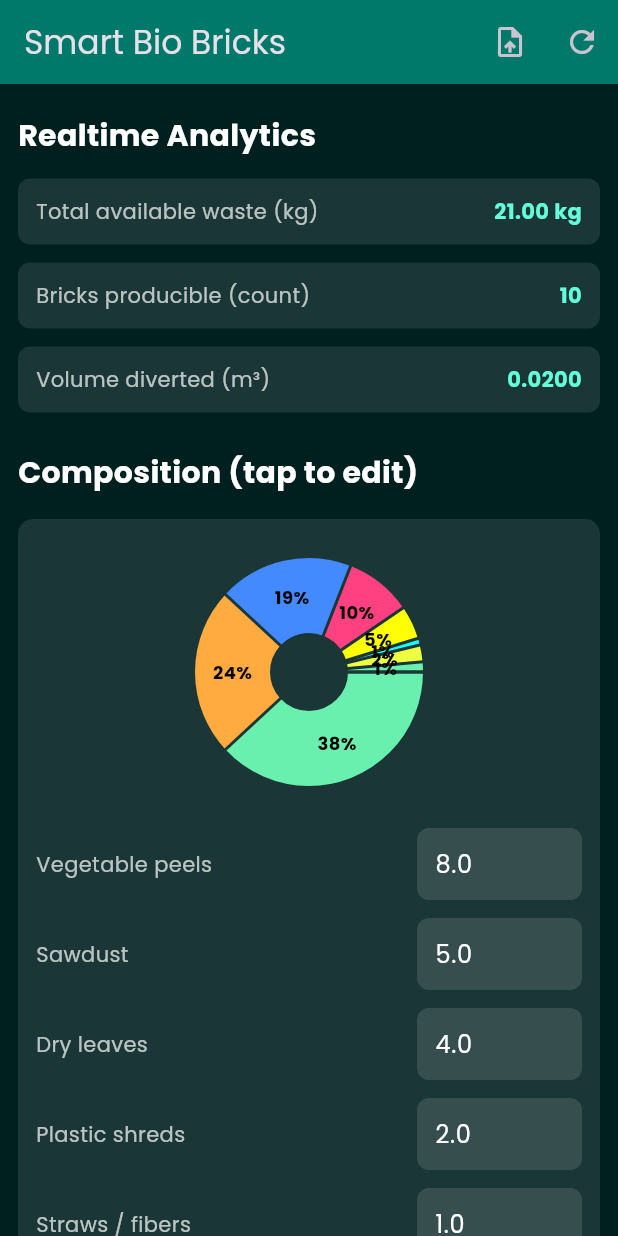
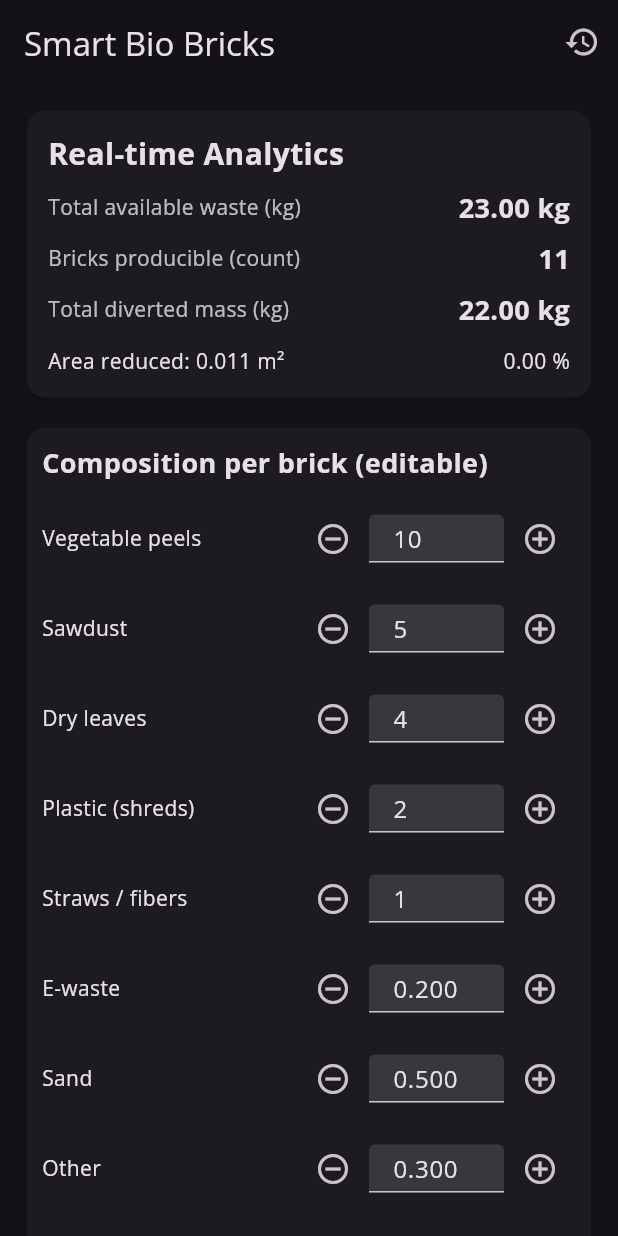
Before and after one commit to aritragoswami0-ops/Smart-Bio-Bricks, a Flutter app: the screen it shows after launch, on a phone screen of 412 x 824 dp. Run offline on Flutter 3.47's test engine with Material 3 defaults, Android fonts, the phone set to English and light mode, and no system bars; drawn by our look-alikes of fl_chart; our stand-ins replace google_fonts, shared_preferences.

Commit message:
Update main.dart

```diff
--- a/lib/main.dart
+++ b/lib/main.dart
@@ -1,9 +1,9 @@
-import 'dart:convert';
 
+import 'dart:math';
 import 'package:flutter/material.dart';
-import 'package:flutter/services.dart' show rootBundle;
+import 'package:provider/provider.dart';
+import 'package:shared_preferences/shared_preferences.dart';
 import 'package:fl_chart/fl_chart.dart';
-import 'package:provider/provider.dart';
 import 'package:google_fonts/google_fonts.dart';
 
 void main() {
@@ -15,15 +15,13 @@ class SmartBioBricksApp extends StatelessWidget {
 
   @override
   Widget build(BuildContext context) {
-    return ChangeNotifierProvider(
-      create: (_) => AppState(),
+    return ChangeNotifierProvider<AppState>(
+      create: (_) => AppState()..load(),
       child: MaterialApp(
+        title: 'Smart Bio Bricks',
         debugShowCheckedModeBanner: false,
-        title: 'Smart Bio Bricks',
         theme: ThemeData.dark().copyWith(
-          textTheme: GoogleFonts.poppinsTextTheme(),
-          scaffoldBackgroundColor: const Color(0xFF001F1F),
-          primaryColor: Colors.teal,
+          textTheme: GoogleFonts.openSansTextTheme(ThemeData.dark().textTheme),
         ),
         home: const HomeScreen(),
       ),
@@ -32,94 +30,85 @@ class SmartBioBricksApp extends StatelessWidget {
 }
 
 class AppState extends ChangeNotifier {
-  // stored as kg
   final Map<String, double> _values = {
-    'Vegetable peels': 8.0,
+    'Vegetable peels': 10.0,
     'Sawdust': 5.0,
     'Dry leaves': 4.0,
-    'Plastic shreds': 2.0,
+    'Plastic (shreds)': 2.0,
     'Straws / fibers': 1.0,
     'E-waste': 0.2,
     'Sand': 0.5,
     'Other': 0.3,
   };
 
-  // brick settings
-  double brickMass = 2.0; // kg per brick
+  // Brick settings
+  double brickMass = 2.0; // kg
   double brickVolume = 0.002; // m^3
+
+  // landfill settings
   double landfillArea = 1000.0; // m^2
   double landfillDepth = 2.0; // m
 
-  // getters
-  Map<String, double> get values => Map.from(_values);
+  Map<String, double> get values => Map.unmodifiable(_values);
 
-  double totalWaste() {
+  void updateValue(String key, double val) {
+    _values[key] = val < 0 ? 0 : val;
+    notifyListeners();
+    _save();
+  }
+
+  double get totalAvailableWaste {
     return _values.values.fold(0.0, (a, b) => a + b);
   }
 
-  int bricksCount() {
-    final tw = totalWaste();
-    if (brickMass <= 0) return 0;
-    return (tw ~/ brickMass).toInt();
+  int get bricksProducible {
+    final bricks = totalAvailableWaste / brickMass;
+    return bricks.floor();
   }
 
-  double volumeDiverted() => bricksCount() * brickVolume;
-
-  double areaReduced() {
-    if (landfillDepth <= 0) return 0.0;
-    return volumeDiverted() / landfillDepth;
+  double get totalDivertedMass {
+    // assume all but small losses get diverted
+    return bricksProducible * brickMass;
   }
 
-  double percentReduced() {
-    if (landfillArea <= 0) return 0.0;
-    return (areaReduced() / landfillArea) * 100.0;
+  double get volumeDiverted {
+    return bricksProducible * brickVolume;
   }
 
-  // update one waste type
-  void updateValue(String key, double newVal) {
-    if (!_values.containsKey(key)) return;
-    _values[key] = newVal < 0 ? 0.0 : newVal;
-    notifyListeners();
+  double get areaReduced {
+    if (landfillDepth <= 0) return 0.0;
+    return volumeDiverted / landfillDepth;
   }
 
-  // load JSON object (map of keys to numbers)
-  Future<void> loadFromJsonAsset(String assetPath) async {
-    final raw = await rootBundle.loadString(assetPath);
-    final decoded = json.decode(raw) as Map<String, dynamic>;
-    // try to map expected keys and update the ones we support
-    // Accept keys in various formats (underscores or spaces)
-    for (final k in decoded.keys) {
-      final value = decoded[k];
-      if (value == null) continue;
-      final normalizedKey = k.toString().toLowerCase().replaceAll('_', ' ');
-      // try to find a matching key in _values
-      for (final label in _values.keys) {
-        if (label.toLowerCase().contains(normalizedKey) ||
-            normalizedKey.contains(label.toLowerCase().split(' ').first)) {
-          // convert to double safely
-          final v = (value is num) ? value.toDouble() : double.tryParse(value.toString());
-          if (v != null) {
-            _values[label] = v;
-          }
-        }
-      }
-    }
-    notifyListeners();
+  double percentLandfillReduced() {
+    if (landfillArea <= 0) return 0.0;
+    final p = areaReduced / landfillArea * 100.0;
+    return p.clamp(0.0, 100.0);
   }
 
-  // replace all values (useful when loading CSV/JSON externally)
-  void setAll(Map<String, double> newValues) {
-    for (final k in newValues.keys) {
-      if (_values.containsKey(k)) {
-        _values[k] = newValues[k]!;
-      }
+  // persistence
+  Future<void> _save() async {
+    final prefs = await SharedPreferences.getInstance();
+    for (final e in _values.entries) {
+      await prefs.setDouble('v:${e.key}', e.value);
     }
-    notifyListeners();
+    await prefs.setDouble('brickMass', brickMass);
+    await prefs.setDouble('brickVolume', brickVolume);
+    await prefs.setDouble('landfillArea', landfillArea);
+    await prefs.setDouble('landfillDepth', landfillDepth);
   }
 
-  // utility to return ordered entries for charts
-  List<MapEntry<String, double>> orderedEntries() {
-    return _values.entries.toList();
+  Future<void> load() async {
+    final prefs = await SharedPreferences.getInstance();
+    for (final key in _values.keys.toList()) {
+      final v = prefs.getDouble('v:$key');
+      if (v != null) _values[key] = v;
+    }
+    brickMass = prefs.getDouble('brickMass') ?? brickMass;
+    brickVolume = prefs.getDouble('brickVolume') ?? brickVolume;
+    landfillArea = prefs.getDouble('landfillArea') ?? landfillArea;
+    landfillDepth = prefs.getDouble('landfillDepth') ?? landfillDepth;
+    notifyListeners();
   }
 }
 
@@ -129,262 +118,257 @@ class HomeScreen extends StatelessWidget {
   @override
   Widget build(BuildContext context) {
     final state = context.watch<AppState>();
-
     return Scaffold(
       appBar: AppBar(
         title: const Text('Smart Bio Bricks'),
-        backgroundColor: Colors.teal.shade700,
         actions: [
           IconButton(
-            icon: const Icon(Icons.upload_file_outlined),
-            tooltip: 'Load sample data',
-            onPressed: () async {
-              await state.loadFromJsonAsset('assets/data/sample_data.json');
-              ScaffoldMessenger.of(context).showSnackBar(const SnackBar(content: Text('Sample data loaded')));
+            tooltip: 'Reset to defaults',
+            icon: const Icon(Icons.restore_outlined),
+            onPressed: () => _confirmReset(context),
+          )
+        ],
+      ),
+      body: SafeArea(
+        child: ListView(
+          padding: const EdgeInsets.all(14),
+          children: [
+            _summaryCard(context, state),
+            const SizedBox(height: 12),
+            _compositionCard(context, state),
+            const SizedBox(height: 12),
+            _landfillCard(context, state),
+            const SizedBox(height: 12),
+            _processSteps(),
+          ],
+        ),
+      ),
+    );
+  }
+
+  Widget _summaryCard(BuildContext context, AppState s) {
+    final total = s.totalAvailableWaste;
+    final bricks = s.bricksProducible;
+    final diverted = s.totalDivertedMass;
+    final areaReduced = s.areaReduced;
+    final percent = s.percentLandfillReduced();
+    return Card(
+      shape: RoundedRectangleBorder(borderRadius: BorderRadius.circular(12)),
+      child: Padding(
+        padding: const EdgeInsets.all(14),
+        child: Column(crossAxisAlignment: CrossAxisAlignment.start, children: [
+          const Text('Real-time Analytics', style: TextStyle(fontSize: 20, fontWeight: FontWeight.bold)),
+          const SizedBox(height: 8),
+          Row(children: [
+            Expanded(child: Text('Total available waste (kg)', style: TextStyle(color: Colors.white70))),
+            Text('${total.toStringAsFixed(2)} kg', style: const TextStyle(fontSize: 18, fontWeight: FontWeight.bold)),
+          ]),
+          const SizedBox(height: 8),
+          Row(children: [
+            Expanded(child: Text('Bricks producible (count)', style: TextStyle(color: Colors.white70))),
+            Text('$bricks', style: const TextStyle(fontSize: 18, fontWeight: FontWeight.bold)),
+          ]),
+          const SizedBox(height: 8),
+          Row(children: [
+            Expanded(child: Text('Total diverted mass (kg)', style: TextStyle(color: Colors.white70))),
+            Text('${diverted.toStringAsFixed(2)} kg', style: const TextStyle(fontSize: 18, fontWeight: FontWeight.bold)),
+          ]),
+          const SizedBox(height: 12),
+          Row(children: [
+            Expanded(child: Text('Area reduced: ${areaReduced.toStringAsFixed(3)} m²')),
+            const SizedBox(width: 8),
+            Text('${percent.toStringAsFixed(2)} %'),
+          ]),
+        ]),
+      ),
+    );
+  }
+
+  Widget _compositionCard(BuildContext context, AppState s) {
+    final entries = s.values.entries.toList();
+    return Card(
+      shape: RoundedRectangleBorder(borderRadius: BorderRadius.circular(12)),
+      child: Padding(
+        padding: const EdgeInsets.all(10),
+        child: Column(crossAxisAlignment: CrossAxisAlignment.start, children: [
+          const Text('Composition per brick (editable)', style: TextStyle(fontSize: 18, fontWeight: FontWeight.bold)),
+          const SizedBox(height: 8),
+          ...entries.map((e) => _valueRow(context, e.key, e.value)).toList(),
+          const SizedBox(height: 12),
+          _chartCard(s),
+        ]),
+      ),
+    );
+  }
+
+  Widget _valueRow(BuildContext context, String label, double value) {
+    final state = context.read<AppState>();
+    return Padding(
+      padding: const EdgeInsets.symmetric(vertical: 6),
+      child: Row(children: [
+        Expanded(child: Text(label)),
+        IconButton(
+          tooltip: 'Decrease',
+          icon: const Icon(Icons.remove_circle_outline),
+          onPressed: () => state.updateValue(label, _round(value - _step(value))),
+        ),
+        SizedBox(
+          width: 90,
+          child: TextField(
+            controller: TextEditingController(text: value.toStringAsFixed(_decimals(value))),
+            keyboardType: const TextInputType.numberWithOptions(decimal: true),
+            decoration: const InputDecoration(isDense: true, filled: true, fillColor: Colors.white12),
+            onSubmitted: (txt) {
+              final v = double.tryParse(txt.replaceAll(',', '.')) ?? value;
+              state.updateValue(label, _round(v));
+            },
+            onEditingComplete: () {
+              // ensure value is saved
+              FocusScope.of(context).unfocus();
             },
           ),
-          IconButton(
-            icon: const Icon(Icons.refresh),
-            tooltip: 'Reset to defaults',
+        ),
+        IconButton(icon: const Icon(Icons.add_circle_outline), onPressed: () => state.updateValue(label, _round(value + _step(value)))),
+      ]),
+    );
+  }
+
+  int _decimals(double v) => v % 1 == 0 ? 0 : 3;
+  double _step(double v) => v < 1 ? 0.1 : (v < 10 ? 0.5 : 1.0);
+  double _round(double v) => (v * 1000).round() / 1000.0;
+
+  Widget _chartCard(AppState s) {
+    final entries = s.values.entries.where((e) => e.value > 0).toList();
+    final total = s.totalAvailableWaste;
+    final sections = <PieChartSectionData>[];
+    for (var i = 0; i < entries.length; i++) {
+      final e = entries[i];
+      final percent = total > 0 ? (e.value / total) * 100.0 : 0.0;
+      sections.add(PieChartSectionData(
+        value: e.value,
+        title: '${percent.toStringAsFixed(1)}%',
+        radius: 48,
+        titleStyle: const TextStyle(fontSize: 12, fontWeight: FontWeight.bold, color: Colors.white),
+      ));
+    }
+
+    if (sections.isEmpty) {
+      return const Padding(padding: EdgeInsets.all(8), child: Text('No data to chart'));
+    }
+
+    return SizedBox(
+      height: 180,
+      child: PieChart(PieChartData(sections: sections, centerSpaceRadius: 28, sectionsSpace: 2)),
+    );
+  }
+
+  Widget _landfillCard(BuildContext context, AppState s) {
+    return Card(
+      shape: RoundedRectangleBorder(borderRadius: BorderRadius.circular(12)),
+      child: Padding(
+        padding: const EdgeInsets.all(14),
+        child: Column(crossAxisAlignment: CrossAxisAlignment.start, children: [
+          const Text('Landfill & conversion settings', style: TextStyle(fontSize: 18, fontWeight: FontWeight.bold)),
+          const SizedBox(height: 10),
+          _settingRow(context, 'Brick mass (kg)', s.brickMass, (v) {
+            s.brickMass = v > 0 ? v : s.brickMass;
+            s.notifyListeners();
+            s._save();
+          }),
+          const SizedBox(height: 8),
+          _settingRow(context, 'Brick volume (m³)', s.brickVolume, (v) {
+            s.brickVolume = v > 0 ? v : s.brickVolume;
+            s.notifyListeners();
+            s._save();
+          }),
+          const SizedBox(height: 8),
+          _settingRow(context, 'Landfill area (m²)', s.landfillArea, (v) {
+            s.landfillArea = v > 0 ? v : s.landfillArea;
+            s.notifyListeners();
+            s._save();
+          }),
+          const SizedBox(height: 8),
+          _settingRow(context, 'Average landfill depth (m)', s.landfillDepth, (v) {
+            s.landfillDepth = v > 0 ? v : s.landfillDepth;
+            s.notifyListeners();
+            s._save();
+          }),
+        ]),
+      ),
+    );
+  }
+
+  Widget _settingRow(BuildContext context, String label, double value, void Function(double) onChanged) {
+    return Row(children: [
+      Expanded(child: Text(label)),
+      SizedBox(
+        width: 110,
+        child: TextField(
+          controller: TextEditingController(text: value.toStringAsFixed(3)),
+          keyboardType: const TextInputType.numberWithOptions(decimal: true),
+          decoration: const InputDecoration(isDense: true, filled: true, fillColor: Colors.white12),
+          onSubmitted: (txt) {
+            final v = double.tryParse(txt.replaceAll(',', '.')) ?? value;
+            onChanged(_round(v));
+          },
+        ),
+      ),
+    ]);
+  }
+
+  Widget _processSteps() {
+    return Card(
+      shape: RoundedRectangleBorder(borderRadius: BorderRadius.circular(12)),
+      child: Padding(
+        padding: const EdgeInsets.all(14),
+        child: Column(crossAxisAlignment: CrossAxisAlignment.start, children: const [
+          Text('Process steps', style: TextStyle(fontSize: 18, fontWeight: FontWeight.bold)),
+          SizedBox(height: 8),
+          Text('1. Dehumidifying — hot air removes moisture to prevent microbial growth.'),
+          Text('2. Grinding — crushing and size reduction to form a uniform mix.'),
+          Text('3. Molding — mixing with binders and compacting into molds.'),
+          Text('4. Drying — controlled drying to set the bricks.'),
+        ]),
+      ),
+    );
+  }
+
+  double _round(double v) => (v * 1000).round() / 1000.0;
+
+  void _confirmReset(BuildContext context) {
+    showDialog(
+      context: context,
+      builder: (_) => AlertDialog(
+        title: const Text('Reset values'),
+        content: const Text('Reset all values to defaults?'),
+        actions: [
+          TextButton(onPressed: () => Navigator.of(context).pop(), child: const Text('Cancel')),
+          TextButton(
             onPressed: () {
-              // reset by reloading the hardcoded defaults:
-              state.setAll({
-                'Vegetable peels': 8.0,
+              final state = context.read<AppState>();
+              state._values.clear();
+              state._values.addAll({
+                'Vegetable peels': 10.0,
                 'Sawdust': 5.0,
                 'Dry leaves': 4.0,
-                'Plastic shreds': 2.0,
+                'Plastic (shreds)': 2.0,
                 'Straws / fibers': 1.0,
                 'E-waste': 0.2,
                 'Sand': 0.5,
                 'Other': 0.3,
               });
+              state.brickMass = 2.0;
+              state.brickVolume = 0.002;
+              state.landfillArea = 1000.0;
+              state.landfillDepth = 2.0;
+              state.notifyListeners();
+              state._save();
+              Navigator.of(context).pop();
             },
-          ),
+            child: const Text('Reset'),
+          )
         ],
-      ),
-      body: SafeArea(
-        child: SingleChildScrollView(
-            padding: const EdgeInsets.all(12),
-            child: Column(crossAxisAlignment: CrossAxisAlignment.start, children: [
-              _sectionTitle('Realtime Analytics'),
-              _infoRow('Total available waste (kg)', '${state.totalWaste().toStringAsFixed(2)} kg'),
-              _infoRow('Bricks producible (count)', '${state.bricksCount()}'),
-              _infoRow('Volume diverted (m³)', '${state.volumeDiverted().toStringAsFixed(4)}'),
-              const SizedBox(height: 12),
-              _sectionTitle('Composition (tap to edit)'),
-              const SizedBox(height: 8),
-              _chartAndList(),
-              const SizedBox(height: 16),
-              _sectionTitle('Landfill reduction'),
-              _infoRow('Area reduced (m²)', '${state.areaReduced().toStringAsFixed(3)}'),
-              Padding(
-                padding: const EdgeInsets.symmetric(vertical: 8.0),
-                child: LinearProgressIndicator(
-                  value: (state.percentReduced() / 100).clamp(0.0, 1.0),
-                  minHeight: 12,
-                ),
-              ),
-              Text('${state.percentReduced().toStringAsFixed(2)}% of landfill area reduced', style: const TextStyle(color: Colors.white70)),
-              const SizedBox(height: 20),
-              _sectionTitle('Brick & Landfill settings'),
-              _settingsCard(context),
-              const SizedBox(height: 30),
-              _sectionTitle('Process steps'),
-              _processStep(1, 'Dehumidifying — removes moisture'),
-              _processStep(2, 'Grinding — uniform fine mix'),
-              _processStep(3, 'Molding — compact shaping'),
-              _processStep(4, 'Drying — set and harden bricks'),
-              const SizedBox(height: 40),
-            ])),
       ),
     );
   }
-
-  Widget _chartAndList() {
-    return Consumer<AppState>(builder: (context, state, _) {
-      final entries = state.orderedEntries();
-      final total = state.totalWaste();
-      // prepare pie sections (limit to top 6 to avoid clutter)
-      final colors = [
-        Colors.greenAccent,
-        Colors.orangeAccent,
-        Colors.blueAccent,
-        Colors.pinkAccent,
-        Colors.yellowAccent,
-        Colors.cyanAccent,
-        Colors.limeAccent,
-      ];
-
-      final nonZero = entries.where((e) => e.value > 0).toList();
-      final sections = <PieChartSectionData>[];
-      for (var i = 0; i < nonZero.length; i++) {
-        final e = nonZero[i];
-        final value = e.value;
-        final percent = total > 0 ? (value / total) * 100 : 0.0;
-        sections.add(PieChartSectionData(
-          color: colors[i % colors.length],
-          value: value,
-          title: '${percent.toStringAsFixed(0)}%',
-          titleStyle: const TextStyle(fontSize: 12, fontWeight: FontWeight.bold, color: Colors.black),
-          radius: 50,
-        ));
-      }
-
-      return Container(
-        padding: const EdgeInsets.all(12),
-        decoration: BoxDecoration(color: Colors.white10, borderRadius: BorderRadius.circular(10)),
-        child: Column(
-          children: [
-            SizedBox(
-              height: 180,
-              child: PieChart(
-                PieChartData(
-                  sections: sections,
-                  sectionsSpace: 2,
-                  centerSpaceRadius: 26,
-                ),
-                swapAnimationDuration: const Duration(milliseconds: 300),
-              ),
-            ),
-            const SizedBox(height: 8),
-            // editable list
-            Column(
-              children: entries.map((e) {
-                return _editableValueRow(e.key, e.value);
-              }).toList(),
-            )
-          ],
-        ),
-      );
-    });
-  }
-
-  Widget _editableValueRow(String label, double value) {
-    return Consumer<AppState>(builder: (context, state, _) {
-      final controller = TextEditingController(text: value.toString());
-      return Padding(
-        padding: const EdgeInsets.symmetric(vertical: 6),
-        child: Row(
-          children: [
-            Expanded(child: Text(label, style: const TextStyle(color: Colors.white70))),
-            const SizedBox(width: 8),
-            SizedBox(
-              width: 110,
-              child: TextField(
-                controller: controller,
-                keyboardType: const TextInputType.numberWithOptions(decimal: true),
-                decoration: InputDecoration(
-                  filled: true,
-                  fillColor: Colors.white12,
-                  border: OutlineInputBorder(borderRadius: BorderRadius.circular(8), borderSide: BorderSide.none),
-                  contentPadding: const EdgeInsets.symmetric(vertical: 8, horizontal: 8),
-                ),
-                style: const TextStyle(color: Colors.white),
-                onSubmitted: (s) {
-                  final v = double.tryParse(s.trim());
-                  if (v != null) {
-                    state.updateValue(label, v);
-                  } else {
-                    // ignore invalid input
-                    ScaffoldMessenger.of(context).showSnackBar(const SnackBar(content: Text('Enter a valid number')));
-                  }
-                },
-              ),
-            ),
-          ],
-        ),
-      );
-    });
-  }
-
-  Widget _settingsCard(BuildContext context) {
-    final state = context.read<AppState>();
-    final brickMassController = TextEditingController(text: state.brickMass.toString());
-    final brickVolController = TextEditingController(text: state.brickVolume.toString());
-    final areaController = TextEditingController(text: state.landfillArea.toString());
-    final depthController = TextEditingController(text: state.landfillDepth.toString());
-
-    return Container(
-      padding: const EdgeInsets.all(12),
-      decoration: BoxDecoration(color: Colors.white10, borderRadius: BorderRadius.circular(10)),
-      child: Column(children: [
-        Row(children: [
-          Expanded(child: _smallField('Brick mass (kg)', brickMassController, (v) {
-            final d = double.tryParse(v);
-            if (d != null) state.brickMass = d;
-            state.notifyListeners();
-          })),
-          const SizedBox(width: 8),
-          Expanded(child: _smallField('Brick volume (m³)', brickVolController, (v) {
-            final d = double.tryParse(v);
-            if (d != null) state.brickVolume = d;
-            state.notifyListeners();
-          })),
-        ]),
-        const SizedBox(height: 8),
-        Row(children: [
-          Expanded(child: _smallField('Landfill area (m²)', areaController, (v) {
-            final d = double.tryParse(v);
-            if (d != null) state.landfillArea = d;
-            state.notifyListeners();
-          })),
-          const SizedBox(width: 8),
-          Expanded(child: _smallField('Landfill depth (m)', depthController, (v) {
-            final d = double.tryParse(v);
-            if (d != null) state.landfillDepth = d;
-            state.notifyListeners();
-          })),
-        ]),
-      ]),
-    );
-  }
-
-  Widget _smallField(String label, TextEditingController controller, void Function(String) onSubmitted) {
-    return Column(crossAxisAlignment: CrossAxisAlignment.start, children: [
-      Text(label, style: const TextStyle(color: Colors.white70, fontSize: 12)),
-      const SizedBox(height: 6),
-      TextField(
-        controller: controller,
-        keyboardType: const TextInputType.numberWithOptions(decimal: true),
-        decoration: InputDecoration(
-          filled: true,
-          fillColor: Colors.white12,
-          border: OutlineInputBorder(borderRadius: BorderRadius.circular(8), borderSide: BorderSide.none),
-          contentPadding: const EdgeInsets.symmetric(vertical: 8, horizontal: 8),
-        ),
-        style: const TextStyle(color: Colors.white),
-        onSubmitted: onSubmitted,
-      ),
-    ]);
-  }
-
-  Widget _infoRow(String title, String value) {
-    return Container(
-      margin: const EdgeInsets.symmetric(vertical: 6),
-      padding: const EdgeInsets.all(12),
-      decoration: BoxDecoration(color: Colors.white10, borderRadius: BorderRadius.circular(8)),
-      child: Row(mainAxisAlignment: MainAxisAlignment.spaceBetween, children: [
-        Text(title, style: const TextStyle(color: Colors.white70)),
-        Text(value, style: const TextStyle(color: Colors.tealAccent, fontWeight: FontWeight.bold)),
-      ]),
-    );
-  }
-
-  Widget _sectionTitle(String text) {
-    return Padding(
-      padding: const EdgeInsets.symmetric(vertical: 8.0),
-      child: Text(text, style: const TextStyle(color: Colors.white, fontSize: 20, fontWeight: FontWeight.bold)),
-    );
-  }
-
-  Widget _processStep(int n, String text) {
-    return Padding(
-      padding: const EdgeInsets.only(bottom: 10),
-      child: Row(children: [
-        CircleAvatar(radius: 14, backgroundColor: Colors.tealAccent, child: Text('$n', style: const TextStyle(color: Colors.black))),
-        const SizedBox(width: 10),
-        Expanded(child: Text(text, style: const TextStyle(color: Colors.white70))),
-      ]),
-    );
-  }
 }
```
